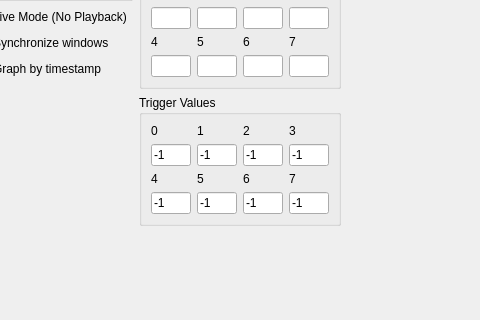
The window that flowviewwindow.ui (collin80/SavvyCAN) describes before a commit, drawn with Qt 5; both pictures show x 163 to 643 and y 216 to 536 of the 1078 by 621 pixel window.
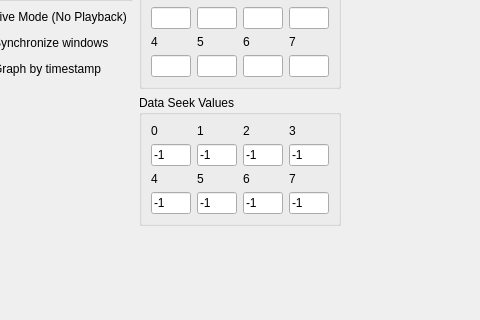
The same window after the commit. Icons and pictures are not drawn. Custom widgets are drawn as their Qt base class.

Patch:
```diff
--- a/flowviewwindow.ui
+++ b/flowviewwindow.ui
@@ -799,7 +799,7 @@
      <item>
       <widget class="QGroupBox" name="groupBox_4">
        <property name="title">
-        <string>Trigger Values</string>
+        <string>Data Seek Values</string>
        </property>
        <layout class="QVBoxLayout" name="verticalLayout_10">
         <item>
```
